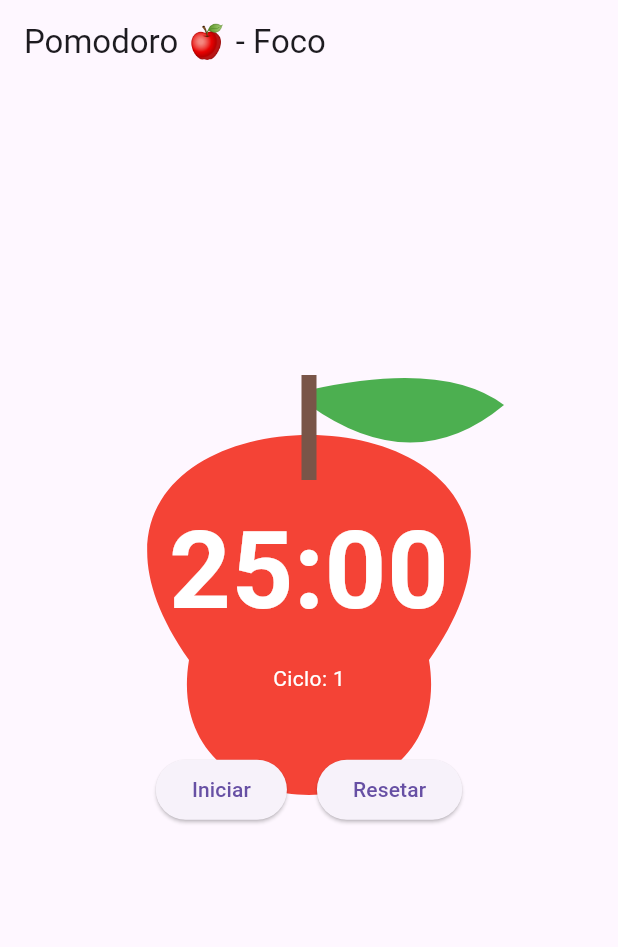
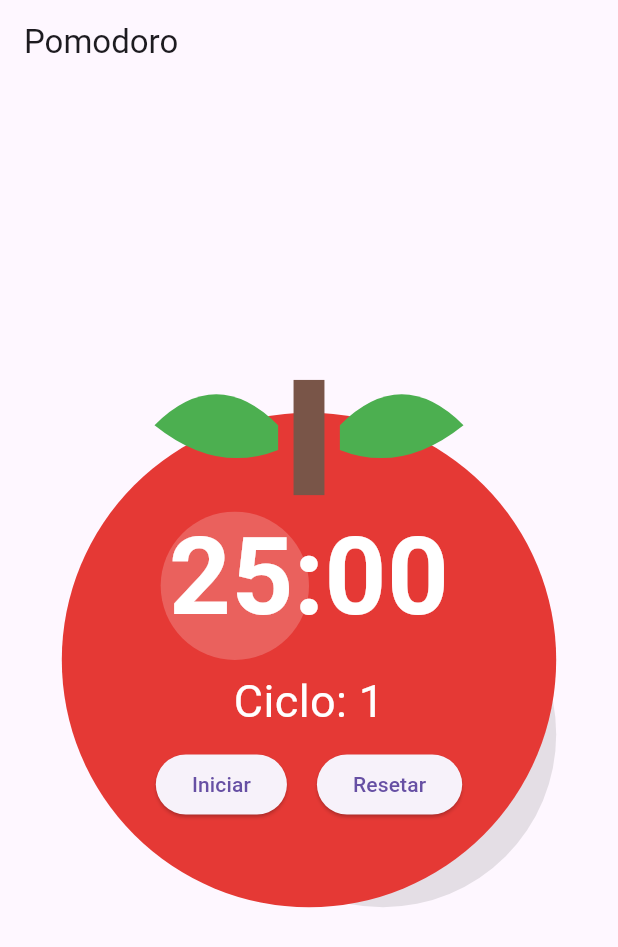
Before and after one commit to rubekx/pomodoro-app, a Flutter app: the screen it shows after launch, after a tap on "Resetar", on a phone screen of 412 x 824 dp. Shown: the top 947 px of the screen. Run offline on Flutter 3.47's test engine with Material 3 defaults, Android fonts, the phone set to English and light mode, and no system bars.

Commit message:
update pomodoro class and main

```diff
--- a/lib/main.dart
+++ b/lib/main.dart
@@ -66,20 +66,34 @@ class _PomodoroAppleTimerState extends State<PomodoroAppleTimer> {
   @override
   Widget build(BuildContext context) {
     return Scaffold(
-      appBar: AppBar(title: Text('Pomodoro 🍎 - Foco')),
-      body: CustomPaint(
-        painter: PomodoroPainter(),
-        child: Center(
+      appBar: AppBar(title: Text('Pomodoro')),
+      body: Stack(
+        children: [
+          Positioned.fill(
+            child: PomodoroPainter(
+              size: MediaQuery.of(context).size.width,
+              tomatoColor: const Color(0xFFE53935),
+              leafColor: const Color(0xFF4CAF50),
+            ),
+          ),
+          Center(
             child: Column(
               mainAxisAlignment: MainAxisAlignment.center,
               children: [
                 Text(
                   formatTime(remaining),
-                style: TextStyle(fontSize: 72, color: Colors.white, fontWeight: FontWeight.bold),
+                  style: const TextStyle(
+                    fontSize: 72,
+                    color: Colors.white,
+                    fontWeight: FontWeight.bold,
                   ),
-              SizedBox(height: 10),
-              Text('Ciclo: $cycle', style: TextStyle(color: Colors.white)),
-              SizedBox(height: 40),
+                ),
+                const SizedBox(height: 10),
+                Text(
+                  'Ciclo: $cycle',
+                  style: const TextStyle(color: Colors.white, fontSize: 30),
+                ),
+                const SizedBox(height: 10),
                 Row(
                   mainAxisAlignment: MainAxisAlignment.center,
                   children: [
@@ -87,16 +101,17 @@ class _PomodoroAppleTimerState extends State<PomodoroAppleTimer> {
                       onPressed: startPause,
                       child: Text(isRunning ? 'Pausar' : 'Iniciar'),
                     ),
-                  SizedBox(width: 20),
+                    const SizedBox(width: 20),
                     ElevatedButton(
                       onPressed: reset,
-                    child: Text('Resetar'),
+                      child: const Text('Resetar'),
                     ),
                   ],
                 ),
               ],
             ),
           ),
+        ],
       ),
     );
   }
--- a/lib/pomodoro_painter.dart
+++ b/lib/pomodoro_painter.dart
@@ -1,36 +1,119 @@
 import 'package:flutter/material.dart';
 
-class PomodoroPainter extends CustomPainter {
+class PomodoroPainter extends StatelessWidget {
+  final double size;
+  final Color tomatoColor;
+  final Color leafColor;
+
+  const PomodoroPainter({
+    super.key,
+    this.size = 200,
+    this.tomatoColor = const Color(0xFFE53935),
+    this.leafColor = const Color(0xFF4CAF50),
+  });
+
+  @override
+  Widget build(BuildContext context) {
+    return CustomPaint(
+      size: Size(size, size),
+      painter: _TomatoPainter(
+        tomatoColor: tomatoColor,
+        leafColor: leafColor,
+      ),
+    );
+  }
+}
+
+class _TomatoPainter extends CustomPainter {
+  final Color tomatoColor;
+  final Color leafColor;
+
+  _TomatoPainter({
+    required this.tomatoColor,
+    required this.leafColor,
+  });
+
   @override
   void paint(Canvas canvas, Size size) {
     final center = Offset(size.width / 2, size.height / 2);
-    final paint = Paint()..color = Colors.red;
+    final radius = size.width * 0.4;
 
-    // Corpo da maçã
-    final appleBody = Path()
-      ..moveTo(center.dx - 80, center.dy)
-      ..cubicTo(center.dx - 220, center.dy - 200, center.dx + 220, center.dy - 200, center.dx + 80, center.dy)
-      ..cubicTo(center.dx + 100, center.dy + 120, center.dx - 100, center.dy + 120, center.dx - 80, center.dy)
-      ..close();
+    // Adiciona detalhes de sombra no tomate para dar mais volume
+    final shadowPaint = Paint()
+      ..color = Colors.black.withOpacity(0.1)
+      ..style = PaintingStyle.fill;
 
-    canvas.drawPath(appleBody, paint);
+    canvas.drawCircle(
+      Offset(center.dx + radius * 0.3, center.dy + radius * 0.3),
+      radius * 0.7,
+      shadowPaint,
+    );
+    // Desenha o tomate (corpo principal)
+    final tomatoPaint = Paint()
+      ..color = tomatoColor
+      ..style = PaintingStyle.fill;
 
-    // Folha
-    final leafPaint = Paint()..color = Colors.green;
-    final leafPath = Path()
-      ..moveTo(center.dx, center.dy - 180)
-      ..quadraticBezierTo(center.dx + 90, center.dy - 200, center.dx + 130, center.dy - 170)
-      ..quadraticBezierTo(center.dx + 70, center.dy - 120, center.dx, center.dy - 170)
-      ..close();
-    canvas.drawPath(leafPath, leafPaint);
+    canvas.drawCircle(center, radius, tomatoPaint);
 
-    // Cabo
+    // Desenha o caule verde no topo
     final stemPaint = Paint()
-      ..color = Colors.brown
-      ..strokeWidth = 10;
-    canvas.drawLine(center.translate(0, -120), center.translate(0, -190), stemPaint);
+      ..color = Color(0xFF795548)
+      ..style = PaintingStyle.fill;
+
+    final stemRect = Rect.fromCenter(
+      center: Offset(center.dx, center.dy - radius * 0.9),
+      width: size.width * 0.05,
+      height: size.height * 0.1,
+    );
+
+    canvas.drawRect(stemRect, stemPaint);
+
+    // Desenha as folhas
+    final leafPaint = Paint()
+      ..color = leafColor
+      ..style = PaintingStyle.fill;
+
+    // Folha esquerda
+    final leftLeafPath = Path();
+    leftLeafPath.moveTo(center.dx - size.width * 0.05, center.dy - radius * 0.95);
+    leftLeafPath.quadraticBezierTo(
+      center.dx - size.width * 0.15, center.dy - radius * 1.2,
+      center.dx - size.width * 0.25, center.dy - radius * 0.95,
+    );
+    leftLeafPath.quadraticBezierTo(
+      center.dx - size.width * 0.15, center.dy - radius * 0.75,
+      center.dx - size.width * 0.05, center.dy - radius * 0.85,
+    );
+    leftLeafPath.close();
+    canvas.drawPath(leftLeafPath, leafPaint);
+
+    // Folha direita
+    final rightLeafPath = Path();
+    rightLeafPath.moveTo(center.dx + size.width * 0.05, center.dy - radius * 0.95);
+    rightLeafPath.quadraticBezierTo(
+      center.dx + size.width * 0.15, center.dy - radius * 1.2,
+      center.dx + size.width * 0.25, center.dy - radius * 0.95,
+    );
+    rightLeafPath.quadraticBezierTo(
+      center.dx + size.width * 0.15, center.dy - radius * 0.75,
+      center.dx + size.width * 0.05, center.dy - radius * 0.85,
+    );
+    rightLeafPath.close();
+    canvas.drawPath(rightLeafPath, leafPaint);
+
+
+    // Adiciona brilho no tomate
+    final highlightPaint = Paint()
+      ..color = Colors.white.withOpacity(0.2)
+      ..style = PaintingStyle.fill;
+
+    canvas.drawCircle(
+      Offset(center.dx - radius * 0.3, center.dy - radius * 0.3),
+      radius * 0.3,
+      highlightPaint,
+    );
   }
 
   @override
-  bool shouldRepaint(CustomPainter oldDelegate) => false;
+  bool shouldRepaint(covariant CustomPainter oldDelegate) => true;
 }
```
Lines whose indentation alone changed are shown as unchanged.
